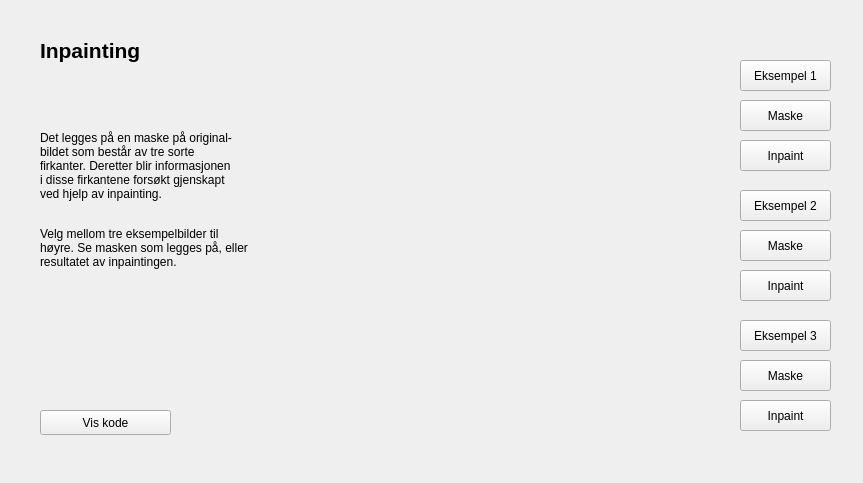
Before: the Qt Designer form src/GUI/UI/inpainting.ui in jegerud/Sciprog2020project, drawn with Qt 5.
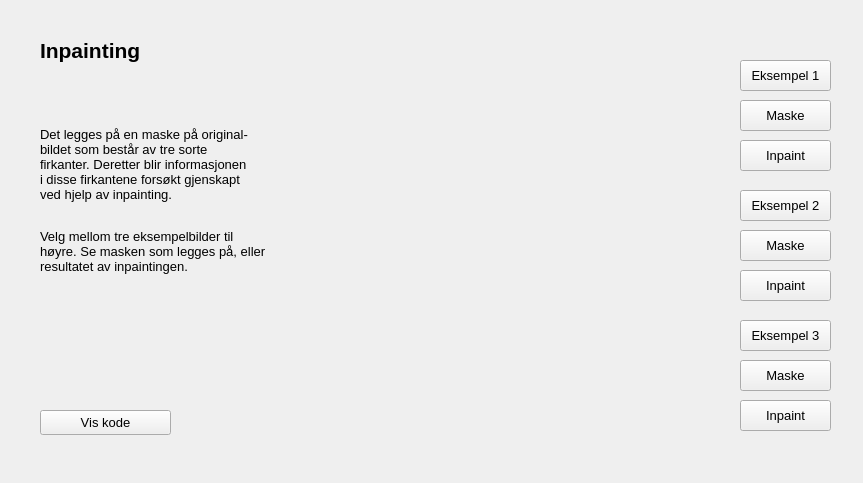
After: the same form once the commit is applied. Icons and pictures are not drawn.

```diff
--- a/src/GUI/UI/inpainting.ui
+++ b/src/GUI/UI/inpainting.ui
@@ -22,6 +22,11 @@
      <height>31</height>
     </rect>
    </property>
+   <property name="font">
+    <font>
+     <pointsize>10</pointsize>
+    </font>
+   </property>
    <property name="text">
     <string>Maske</string>
    </property>
@@ -35,6 +40,11 @@
      <height>31</height>
     </rect>
    </property>
+   <property name="font">
+    <font>
+     <pointsize>10</pointsize>
+    </font>
+   </property>
    <property name="text">
     <string>Inpaint</string>
    </property>
@@ -48,6 +58,11 @@
      <height>31</height>
     </rect>
    </property>
+   <property name="font">
+    <font>
+     <pointsize>10</pointsize>
+    </font>
+   </property>
    <property name="text">
     <string>Eksempel 1</string>
    </property>
@@ -83,6 +98,11 @@
      <height>221</height>
     </rect>
    </property>
+   <property name="font">
+    <font>
+     <pointsize>10</pointsize>
+    </font>
+   </property>
    <property name="text">
     <string>&lt;html&gt;&lt;head/&gt;&lt;body&gt;&lt;p&gt;Det legges på en maske på original-&lt;br/&gt;bildet som består av tre sorte &lt;br/&gt;firkanter. Deretter blir informasjonen&lt;br/&gt;i disse firkantene forsøkt gjenskapt&lt;br/&gt;ved hjelp av inpainting.&lt;/p&gt;&lt;p&gt;&lt;br/&gt;Velg mellom tre eksempelbilder til&lt;br/&gt;høyre. Se masken som legges på, eller&lt;br/&gt;resultatet av inpaintingen.&lt;/p&gt;&lt;/body&gt;&lt;/html&gt;</string>
    </property>
@@ -96,6 +116,11 @@
      <height>25</height>
     </rect>
    </property>
+   <property name="font">
+    <font>
+     <pointsize>10</pointsize>
+    </font>
+   </property>
    <property name="text">
     <string>Vis kode</string>
    </property>
@@ -128,6 +153,11 @@
      <height>31</height>
     </rect>
    </property>
+   <property name="font">
+    <font>
+     <pointsize>10</pointsize>
+    </font>
+   </property>
    <property name="text">
     <string>Maske</string>
    </property>
@@ -141,6 +171,11 @@
      <height>31</height>
     </rect>
    </property>
+   <property name="font">
+    <font>
+     <pointsize>10</pointsize>
+    </font>
+   </property>
    <property name="text">
     <string>Eksempel 2</string>
    </property>
@@ -154,6 +189,11 @@
      <height>31</height>
     </rect>
    </property>
+   <property name="font">
+    <font>
+     <pointsize>10</pointsize>
+    </font>
+   </property>
    <property name="text">
     <string>Inpaint</string>
    </property>
@@ -167,6 +207,11 @@
      <height>31</height>
     </rect>
    </property>
+   <property name="font">
+    <font>
+     <pointsize>10</pointsize>
+    </font>
+   </property>
    <property name="text">
     <string>Maske</string>
    </property>
@@ -180,6 +225,11 @@
      <height>31</height>
     </rect>
    </property>
+   <property name="font">
+    <font>
+     <pointsize>10</pointsize>
+    </font>
+   </property>
    <property name="text">
     <string>Eksempel 3</string>
    </property>
@@ -193,6 +243,11 @@
      <height>31</height>
     </rect>
    </property>
+   <property name="font">
+    <font>
+     <pointsize>10</pointsize>
+    </font>
+   </property>
    <property name="text">
     <string>Inpaint</string>
    </property>
```
